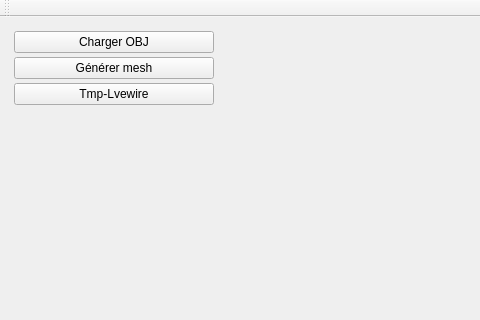
This is testJojo/Test6/mainwindow.ui in MABILYJohan/PFE_Livewire as Qt 5 draws it before an edit; both pictures show x 0 to 480 and y 0 to 320 of the 632 by 408 pixel window. The edited form follows.
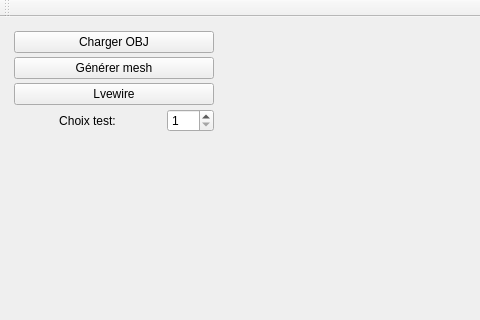
This is the edited form. Custom widgets are drawn as their Qt base class.

Commit message: ajout choix de test dans interface

```diff
--- a/testJojo/Test6/mainwindow.ui
+++ b/testJojo/Test6/mainwindow.ui
@@ -14,7 +14,7 @@
    <string>MainWindow</string>
   </property>
   <widget class="QWidget" name="centralWidget">
-   <layout class="QHBoxLayout" name="horizontalLayout">
+   <layout class="QHBoxLayout" name="horizontalLayout_2">
     <item>
      <widget class="QWidget" name="widget_2" native="true">
       <property name="sizePolicy">
@@ -68,10 +68,40 @@
        <item>
         <widget class="QPushButton" name="pushButton_livewire">
          <property name="text">
-          <string>Tmp-Lvewire</string>
+          <string>Lvewire</string>
          </property>
         </widget>
        </item>
+       <item>
+        <layout class="QHBoxLayout" name="horizontalLayout">
+         <item>
+          <widget class="QLabel" name="label">
+           <property name="sizePolicy">
+            <sizepolicy hsizetype="Expanding" vsizetype="Preferred">
+             <horstretch>0</horstretch>
+             <verstretch>0</verstretch>
+            </sizepolicy>
+           </property>
+           <property name="text">
+            <string>Choix test:</string>
+           </property>
+           <property name="alignment">
+            <set>Qt::AlignCenter</set>
+           </property>
+          </widget>
+         </item>
+         <item>
+          <widget class="QSpinBox" name="spinBox">
+           <property name="minimum">
+            <number>1</number>
+           </property>
+           <property name="maximum">
+            <number>100</number>
+           </property>
+          </widget>
+         </item>
+        </layout>
+       </item>
        <item>
         <spacer name="verticalSpacer">
          <property name="orientation">
```
The commit also changes 17 other files.
